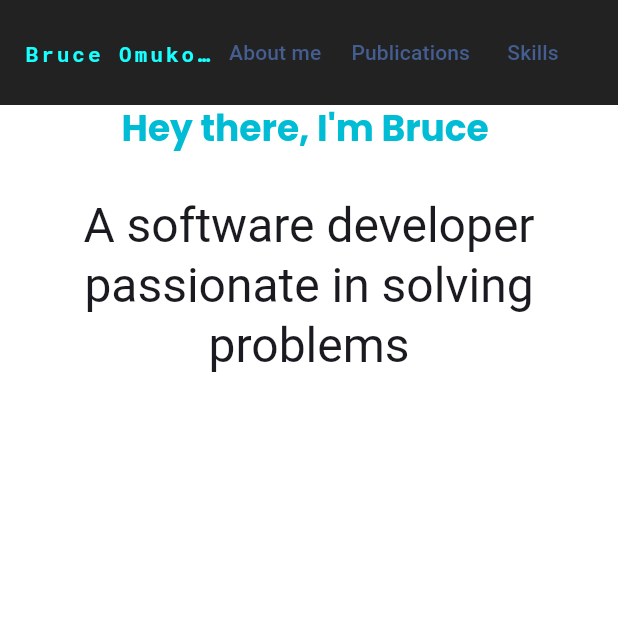
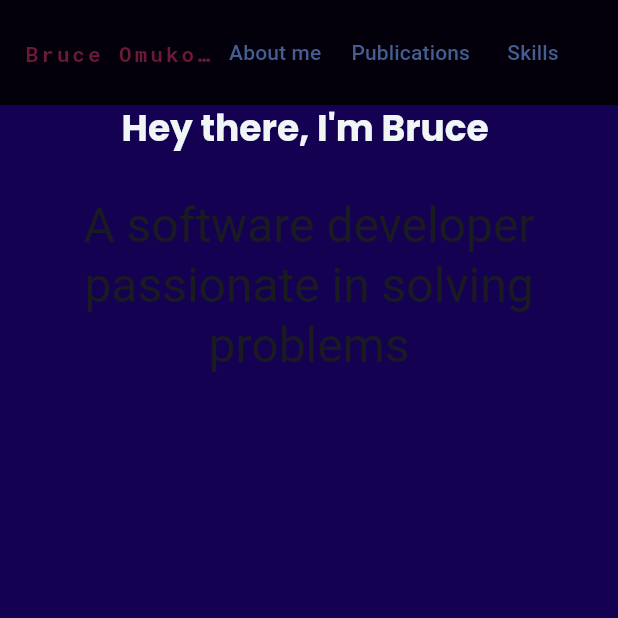
Before and after one commit to bruc3balo/bruce_omukoko_portfolio, a Flutter app: the screen it shows after launch, on a phone screen of 412 x 824 dp, the top half of it. Run offline on Flutter 3.47's test engine with Material 3 defaults, Android fonts, the phone set to English and light mode, and no system bars; our stand-ins replace auto_size_text, cloud_firestore, firebase_core, flutter_svg, google_fonts, hexcolor and 3 more; missing offline and left inert: phone_form_field; accounts and stored records are empty; statements that could not run were skipped.

Commit message:
dark colors

```diff
--- a/lib/theme/theme.dart
+++ b/lib/theme/theme.dart
@@ -1,5 +1,6 @@
 import 'package:flutter/material.dart';
 import 'package:google_fonts/google_fonts.dart';
+import 'package:hexcolor/hexcolor.dart';
 
 class ColorPack {
   final Color primary;
@@ -17,20 +18,20 @@ class ColorPack {
   });
 }
 
-const ColorPack lightColor = ColorPack(
+ ColorPack lightColor = ColorPack(
   primary: Colors.blueAccent,
   secondary: Colors.black87,
-  background: Colors.white,
-  titleColor: Colors.cyanAccent,
+  background: HexColor("#140152"),
+  titleColor: HexColor("#6D1A36"),
   tileColor: Colors.indigo,
 );
 
-const ColorPack darkColor = ColorPack(
-  primary: Colors.cyan,
-  secondary: Colors.white,
-  background: Colors.deepPurple,
-  titleColor: Colors.blue,
-  tileColor: Colors.purple,
+ ColorPack darkColor = ColorPack(
+  primary: HexColor("#F0F6F6"),
+  secondary: HexColor("#F4FFFD"),
+  background: HexColor("#071013"),
+  titleColor: HexColor("#6D1A36"),
+  tileColor: HexColor("#1C7293"),
 );
 
 ThemeData lightTheme = ThemeData(
@@ -44,7 +45,7 @@ ThemeData lightTheme = ThemeData(
     ),
     toolbarHeight: 70,
   ),
-  textButtonTheme: TextButtonThemeData(
+  textButtonTheme: const TextButtonThemeData(
     style: ButtonStyle(
       padding: MaterialStatePropertyAll(
         EdgeInsets.all(10.0),
@@ -133,5 +134,44 @@ ThemeData darkTheme = ThemeData(
       color: darkColor.primary,
     ),
   ),
+  expansionTileTheme: ExpansionTileThemeData(
+    backgroundColor: darkColor.background,
+    textColor: darkColor.secondary,
+    collapsedBackgroundColor: darkColor.background,
+    collapsedTextColor: darkColor.tileColor,
+    shape: RoundedRectangleBorder(
+        side: BorderSide(
+          color: darkColor.titleColor,
+          width: 2.0,
+          style: BorderStyle.solid,
+        ),
+        borderRadius: BorderRadius.circular(0)),
+  ),
+  listTileTheme: ListTileThemeData(
+    shape: RoundedRectangleBorder(borderRadius: BorderRadius.circular(10)),
+    contentPadding: const EdgeInsets.all(10.0),
+    tileColor: darkColor.background,
+    titleTextStyle: GoogleFonts.robotoMono(
+      color: darkColor.secondary,
+      fontWeight: FontWeight.w600,
+      fontSize: 18,
+      wordSpacing: 3.0,
+      letterSpacing: 2.0,
+    ),
+    subtitleTextStyle: GoogleFonts.robotoMono(
+      color: darkColor.secondary,
+      fontWeight: FontWeight.normal,
+      fontSize: 14,
+    ),
+  ),
+  cardTheme: CardTheme(
+    color: darkColor.background,
+    surfaceTintColor: darkColor.titleColor,
+    shadowColor: darkColor.tileColor,
+    elevation: 6.0,
+  ),
+  bottomSheetTheme: BottomSheetThemeData(
+    backgroundColor: darkColor.background,
+  ),
   scaffoldBackgroundColor: darkColor.background,
 );
--- a/pubspec.yaml
+++ b/pubspec.yaml
@@ -23,6 +23,7 @@ dependencies:
   firebase_core: ^2.28.0
   animations: ^2.0.7
   google_fonts: ^5.1.0
+  hexcolor: ^3.0.1
 
 dev_dependencies:
   flutter_test:
```
Also changed, not shown: lib/pages/publications.dart (+16 -22 lines), lib/pages/skills.dart (+13 -2 lines), pubspec.lock.
